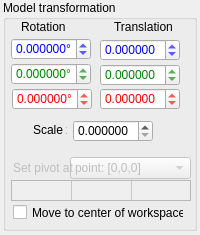
Above: src/propModel.ui from pojdulos/dpVision before the change. Below: the same form after it.
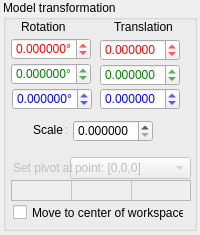
That is the form after the change.

```diff
--- a/src/propModel.ui
+++ b/src/propModel.ui
@@ -92,7 +92,7 @@
      </rect>
     </property>
     <property name="styleSheet">
-     <string notr="true">color: rgb(0, 0, 255);</string>
+     <string notr="true">color: rgb(255,0,0)</string>
     </property>
     <property name="suffix">
      <string>°</string>
@@ -161,7 +161,7 @@
      </rect>
     </property>
     <property name="styleSheet">
-     <string notr="true">color: rgb(255, 0, 0);</string>
+     <string notr="true">color: rgb(0,0,255)</string>
     </property>
     <property name="suffix">
      <string>°</string>
@@ -189,7 +189,7 @@
      </rect>
     </property>
     <property name="styleSheet">
-     <string notr="true">color: rgb(0, 0, 255);</string>
+     <string notr="true">color: rgb(255,0,0)</string>
     </property>
     <property name="decimals">
      <number>6</number>
@@ -239,7 +239,7 @@
      </rect>
     </property>
     <property name="styleSheet">
-     <string notr="true">color: rgb(255, 0, 0);</string>
+     <string notr="true">color: rgb(0,0,255)</string>
     </property>
     <property name="decimals">
      <number>6</number>
```
